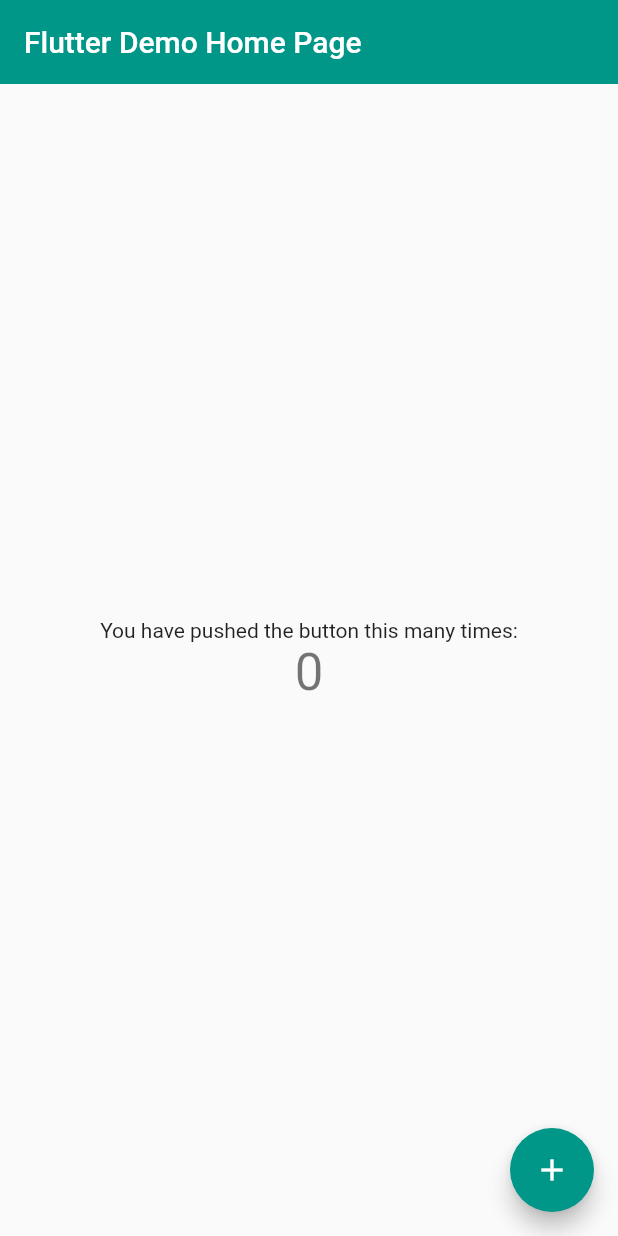
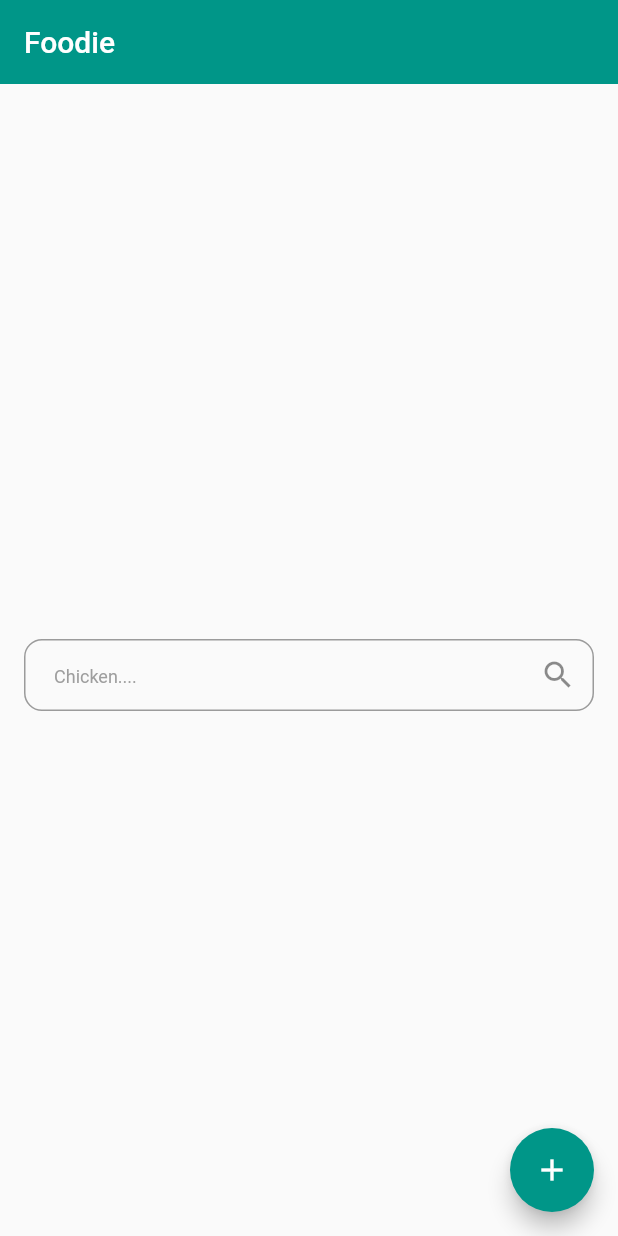
Before and after one commit to iamarjun/foodie, a Flutter app: the screen it shows after launch, on a phone screen of 412 x 824 dp. Run offline on Flutter 3.47's test engine with Material 2 defaults, Android fonts, the phone set to English and light mode, and no system bars; our stand-ins replace bloc, equatable, flutter_bloc.

Commit message:
separate out the ui component from the main class and wire up the bloc

```diff
--- a/lib/main.dart
+++ b/lib/main.dart
@@ -1,4 +1,9 @@
 import 'package:flutter/material.dart';
+import 'package:flutter_bloc/flutter_bloc.dart';
+import 'package:foodie/bloc/recipe_bloc.dart';
+import 'package:foodie/repository/repository.dart';
+import 'package:foodie/service/api_service.dart';
+import 'package:foodie/ui/recipe_home_page.dart';
 
 void main() {
   runApp(MyApp());
@@ -13,54 +18,9 @@
         primarySwatch: Colors.teal,
         visualDensity: VisualDensity.adaptivePlatformDensity,
       ),
-      home: MyHomePage(title: 'Flutter Demo Home Page'),
-    );
-  }
-}
-
-class MyHomePage extends StatefulWidget {
-  MyHomePage({Key key, this.title}) : super(key: key);
-
-  final String title;
-
-  @override
-  _MyHomePageState createState() => _MyHomePageState();
-}
-
-class _MyHomePageState extends State<MyHomePage> {
-  int _counter = 0;
-
-  void _incrementCounter() {
-    setState(() {
-      _counter++;
-    });
-  }
-
-  @override
-  Widget build(BuildContext context) {
-    return Scaffold(
-      appBar: AppBar(
-        title: Text(widget.title),
-        elevation: 0.0,
-      ),
-      body: Center(
-        child: Column(
-          mainAxisAlignment: MainAxisAlignment.center,
-          children: <Widget>[
-            Text(
-              'You have pushed the button this many times:',
-            ),
-            Text(
-              '$_counter',
-              style: Theme.of(context).textTheme.headline4,
-            ),
-          ],
-        ),
-      ),
-      floatingActionButton: FloatingActionButton(
-        onPressed: _incrementCounter,
-        tooltip: 'Increment',
-        child: Icon(Icons.add),
+      home: BlocProvider(
+        create: (context) => RecipeBloc(RecipeRepository(ApiService())),
+        child: RecipeHomePage(title: 'Foodie'),
       ),
     );
   }
--- /dev/null
+++ b/lib/ui/recipe_home_page.dart
@@ -0,0 +1,100 @@
+import 'package:flutter/material.dart';
+import 'package:flutter_bloc/flutter_bloc.dart';
+import 'package:foodie/bloc/recipe_bloc.dart';
+
+class RecipeHomePage extends StatefulWidget {
+  RecipeHomePage({Key key, this.title}) : super(key: key);
+
+  final String title;
+
+  @override
+  _RecipeHomePageState createState() => _RecipeHomePageState();
+}
+
+class _RecipeHomePageState extends State<RecipeHomePage> {
+  int _counter = 0;
+
+  void _incrementCounter() {
+    setState(() {
+      _counter++;
+    });
+  }
+
+  void submit(BuildContext context, String recipe) {
+    final recipeBloc = BlocProvider.of<RecipeBloc>(context);
+    recipeBloc.add(GetRecipeList(recipe));
+  }
+
+  Widget _initial() {
+    return Center(
+        child: Padding(
+      padding: const EdgeInsets.only(
+        top: 20,
+        left: 16,
+        right: 16,
+      ),
+      child: TextField(
+        textInputAction: TextInputAction.search,
+        onSubmitted: (query) => submit(context, query),
+        decoration: InputDecoration(
+          contentPadding: EdgeInsets.only(
+            left: 20,
+          ),
+          border: OutlineInputBorder(borderRadius: BorderRadius.circular(12)),
+          hintText: 'Chicken....',
+          suffixIcon: Icon(Icons.search),
+          hintStyle: new TextStyle(
+            color: Colors.grey[500],
+            fontSize: 12,
+          ),
+        ),
+        textAlign: TextAlign.start,
+      ),
+    ));
+  }
+
+  Widget _loading() {
+    return Center(
+      child: CircularProgressIndicator(),
+    );
+  }
+
+  @override
+  Widget build(BuildContext context) {
+    return Scaffold(
+      appBar: AppBar(
+        title: Text(widget.title),
+        elevation: 0.0,
+      ),
+      body: BlocListener<RecipeBloc, RecipeState>(
+        listener: (context, state) {
+          if (state is RecipeError) {
+            Scaffold.of(context).showSnackBar(SnackBar(
+              content: Text(
+                state.message,
+              ),
+            ));
+          }
+        },
+        child: BlocBuilder<RecipeBloc, RecipeState>(
+          builder: (context, state) {
+            if (state is RecipeInitial) {
+              return _initial();
+            } else if (state is RecipeLoading) {
+              return _loading();
+            } else if (state is RecipeLoaded) {
+              print(state.recipes.map((e) => e.toJson()));
+            } else if (state is RecipeError) {
+              return _initial();
+            }
+          },
+        ),
+      ),
+      floatingActionButton: FloatingActionButton(
+        onPressed: _incrementCounter,
+        tooltip: 'Increment',
+        child: Icon(Icons.add),
+      ),
+    );
+  }
+}
```
